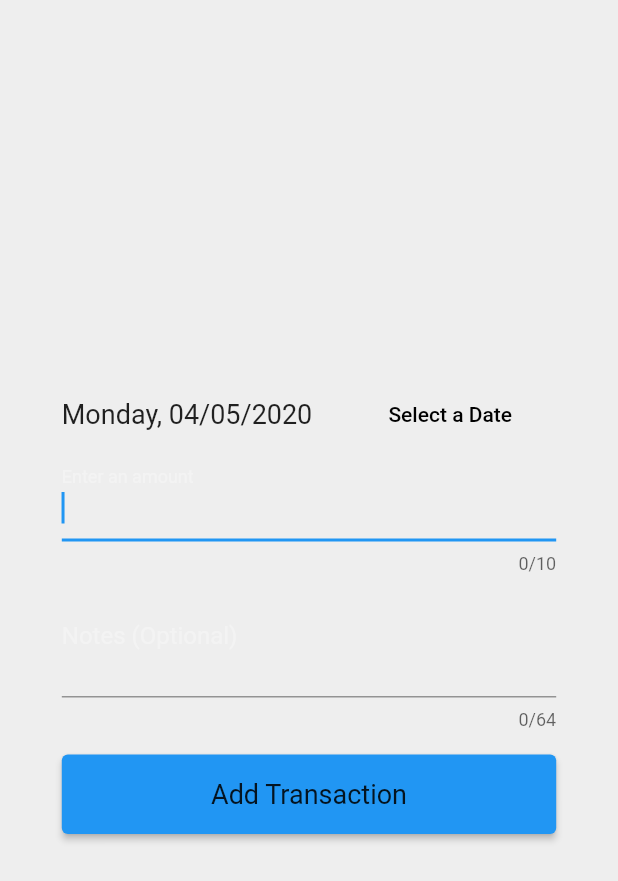
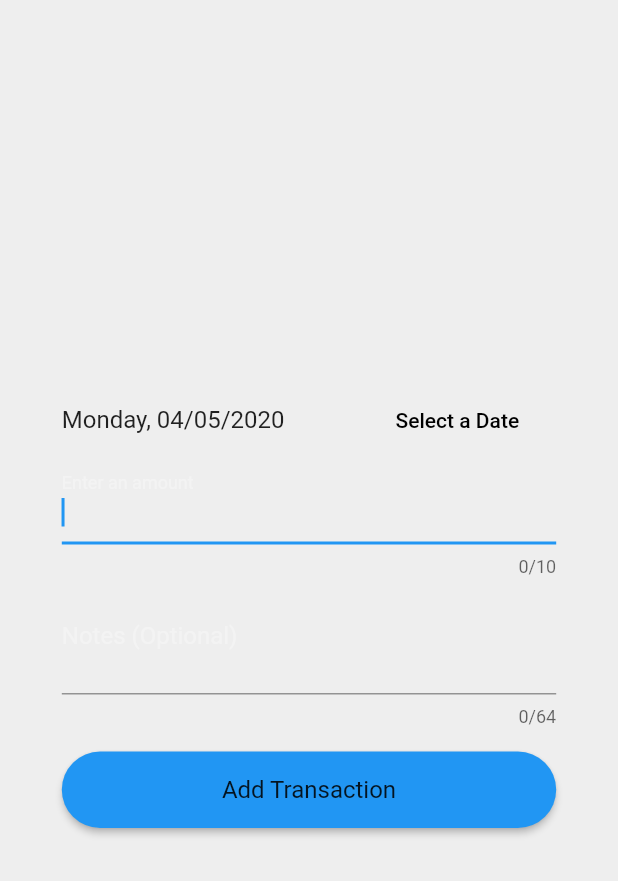
Before and after one commit to usavas/budgee, a Flutter app: the screen it shows after launch, after a tap on the "arrow forward" icon, after a tap on "Rent", on a phone screen of 412 x 824 dp. Shown: the top 881 px of the screen. Run offline on Flutter 3.47's test engine with Material 2 defaults, Android fonts, the phone set to English and light mode, and no system bars; our stand-ins replace auto_size_text, charts_flutter, pie_chart, shared_preferences, sqflite; missing offline and left inert: admob_flutter; accounts and stored records are empty; Roboto replaces fonts that are missing (OpenSans).

Commit message:
UI layout changes - cards - elevation - paddings - margins - more info in less  space

```diff
--- a/lib/UI/screens/account/account_home.dart
+++ b/lib/UI/screens/account/account_home.dart
@@ -26,26 +26,26 @@ class _AccountState extends State<Account> {
   Widget build(BuildContext context) {
     var _size = MediaQuery.of(context).size;
     var _paddingWidth = _size.width * 0.03;
-    var _paddingHeight = _size.width * 0.02;
+    var _paddingHeight = _size.width * 0.01;
 
     return Scaffold(
       body: Column(children: <Widget>[
         Expanded(
-          flex: 3,
+          flex: 5,
           child: Center(
             child: BannerAdvertisementView()
           ),
         ),
         Expanded(
-          flex: 2,
+          flex: 4,
           child: CurrentMonth(_paddingWidth, _paddingHeight),
         ),
         Expanded(
-          flex: 4,
+          flex: 7,
           child: MonthlyTotalStats(_size),
         ),
         Expanded(
-          flex: 10,
+          flex: 20,
           child: Container(
             // decoration: BoxDecoration(border: Border.all(color: Colors.blue)),
             // color: Theme.of(context).backgroundColor,
@@ -72,7 +72,8 @@ class TransactionTypesPage extends StatelessWidget {
   @override
   Widget build(BuildContext context) {
     var _size = MediaQuery.of(context).size;
-    double _spacingBtwTransactionTypes = _size.height <= 600 ? 0 : 8;
+    double _spacingBtwTransactionTypesX = _size.height <= 600 ? 4 : 4;
+    double _spacingBtwTransactionTypesY = _size.height <= 600 ? 0 : 4;
 
     List<TransactionTypeWidget> transactionTypesWidgets = new List();
     transactionTypes.forEach((type) => {
@@ -85,8 +86,8 @@ class TransactionTypesPage extends StatelessWidget {
         margin: EdgeInsets.only(
             left: _size.width * 0.03,
             right: _size.width * 0.03,
-            top: _size.width * 0.02,
-            bottom: _size.width * 0.02),
+            top: _size.width * 0.01,
+            bottom: _size.width * 0.01),
         child: Card(
           child: Align(
             alignment: Alignment.center,
@@ -94,8 +95,8 @@ class TransactionTypesPage extends StatelessWidget {
               padding: const EdgeInsets.all(12),
               child: Wrap(
                 direction: Axis.horizontal,
-                spacing: _spacingBtwTransactionTypes,
-                runSpacing: _spacingBtwTransactionTypes,
+                spacing: _spacingBtwTransactionTypesX,
+                runSpacing: _spacingBtwTransactionTypesY,
                 children: <Widget>[
                   ...transactionTypesWidgets,
                 ],
@@ -118,27 +119,27 @@ class TransactionTypeWidget extends StatelessWidget {
     const Color _color = Colors.black87;
 
     var _size = MediaQuery.of(context).size;
-    double _cardSize = _size.width * 0.20;
+    double _cardSize = _size.width * 0.21;
     double _fontSize;
-    double _iconSize = 24;
+    double _iconSize;
     double _paddingTopIcon;
 
-    if (_size.height <= 600) {
-      _paddingTopIcon = 6.0;
-    } else if (_size.height <= 1080) {
+    if (_size.height <= 300) {
+      _paddingTopIcon = 2.0;
+    } else if (_size.height <= 600) {
+      _paddingTopIcon = 4.0;
+    } else {
       _paddingTopIcon = 8.0;
-    } else {
-      _paddingTopIcon = 16.0;
     }
 
-    if (_size.width <= 400) {
+    if (_size.width <= 300) {
       _fontSize = 10;
       _iconSize = 20;
-    } else if (_size.width < 720) {
-      _fontSize = 12;
+    } else if (_size.width <= 600) {
+      _fontSize = 10;
       _iconSize = 24;
     } else {
-      _fontSize = 20;
+      _fontSize = 12;
       _iconSize = 32;
     }
 
@@ -150,10 +151,10 @@ class TransactionTypeWidget extends StatelessWidget {
           color: Color(transactionType.transactionTypeColor),
           elevation: 4,
           shape:
-              RoundedRectangleBorder(borderRadius: BorderRadius.circular(16)),
+              RoundedRectangleBorder(borderRadius: BorderRadius.circular(20)),
           child: InkWell(
             customBorder:
-                RoundedRectangleBorder(borderRadius: BorderRadius.circular(16)),
+                RoundedRectangleBorder(borderRadius: BorderRadius.circular(20)),
             onTap: () {
               Navigator.push(
                   context,
--- a/lib/UI/screens/account/add_transaction.dart
+++ b/lib/UI/screens/account/add_transaction.dart
@@ -75,16 +75,16 @@ class _AddTransactionState extends State<AddTransaction> {
                         mainAxisAlignment: MainAxisAlignment.spaceBetween,
                         children: <Widget>[
                           Expanded(
-                            flex: 4,
+                            flex: 3,
                             child: Text(
                               getOnlyDateString(selectedDate).toString(),
                               textAlign: TextAlign.start,
                             ),
                           ),
                           Expanded(
-                              flex: 3,
+                              flex: 2,
                               child: FlatButton(
-                                child: Text("Select a Date"),
+                                child: Center(child: Text("Select a Date")),
                                 onPressed: () => _selectDate(context),
                               )),
                         ],
--- a/lib/UI/screens/account/monthly_total_stats.dart
+++ b/lib/UI/screens/account/monthly_total_stats.dart
@@ -19,10 +19,11 @@ class _MonthlyTotalStatsState extends State<MonthlyTotalStats> {
   @override
   Widget build(BuildContext context) {
     var _paddingWidth = widget.size.width * 0.03;
-    var _paddingHeight = widget.size.width * 0.02;
+    var _paddingHeight = widget.size.width * 0.01;
 
     double _paddingBtwTexts = widget.size.height <= 600 ? 0 : 4;
-    double _paddingAroundContent = widget.size.height <= 600 ? 4 : 14;
+    double _paddingAroundContent = widget.size.height <= 500 ? 4 : 8;
+    double _paddingAroundLeftRight = widget.size.height <= 500 ? 8 : 16;
 
     CurrentMonthYearProvider monthYearProvider =
         Provider.of<CurrentMonthYearProvider>(context);
@@ -42,12 +43,12 @@ class _MonthlyTotalStatsState extends State<MonthlyTotalStats> {
             child: Container(
           padding: widget.size.height <= 600
               ? EdgeInsets.only(
-                  left: _paddingAroundContent,
-                  right: _paddingAroundContent,
+                  left: _paddingAroundLeftRight,
+                  right: _paddingAroundLeftRight,
                   top: _paddingAroundContent)
               : EdgeInsets.only(
-                  left: _paddingAroundContent,
-                  right: _paddingAroundContent,
+                  left: _paddingAroundLeftRight,
+                  right: _paddingAroundLeftRight,
                   top: _paddingAroundContent),
           alignment: Alignment.centerLeft,
           child: FutureBuilder<List<MonthlyTotalAmount>>(
@@ -110,7 +111,7 @@ class AccountBalanceInfoRow extends StatelessWidget {
   AccountBalanceInfoRow(this.text1, this.text2, this.color);
   @override
   Widget build(BuildContext context) {
-    final TextStyle _textStyleSm = Theme.of(context).textTheme.body1;
+    final TextStyle _textStyleSm = Theme.of(context).textTheme.body1.apply(fontSizeFactor: 1);
 
     return Row(
       mainAxisAlignment: MainAxisAlignment.spaceBetween,
--- a/lib/UI/screens/transactionhistory/transaction_history.dart
+++ b/lib/UI/screens/transactionhistory/transaction_history.dart
@@ -105,11 +105,11 @@ class TransactionInfoDtoTile extends StatelessWidget {
         Provider.of<TransactionHistoryProvider>(context, listen: false);
     return Card(
       // color: Color(transactionInfo.transactionTypeColor),
-      shape: RoundedRectangleBorder(borderRadius: BorderRadius.circular(10)),
-      elevation: 4,
-      margin: EdgeInsets.symmetric(horizontal: 16, vertical: 5),
+      shape: RoundedRectangleBorder(borderRadius: BorderRadius.circular(16)),
+      elevation: 2,
+      margin: EdgeInsets.symmetric(horizontal: 16, vertical: 4),
       child: Padding(
-          padding: const EdgeInsets.all(16),
+          padding: const EdgeInsets.symmetric(horizontal: 16, vertical: 6),
           child: Column(
             crossAxisAlignment: CrossAxisAlignment.start,
             children: <Widget>[
--- a/lib/UI/themes/dark_theme_styles.dart
+++ b/lib/UI/themes/dark_theme_styles.dart
@@ -29,7 +29,7 @@ class Styles {
       textTheme: TextTheme(
           body1: TextStyle(
               fontFamily: 'OpenSans',
-              fontSize: 18,
+              fontSize: 16,
               color: isDarkTheme ? Colors.white70 : Colors.black87),
           body2: TextStyle(
               fontFamily: 'OpenSans',
@@ -44,9 +44,11 @@ class Styles {
           ? ButtonThemeData(
               buttonColor: Color(0xffAF1A24),
               padding: EdgeInsets.all(16),
+              shape: RoundedRectangleBorder(borderRadius: BorderRadius.circular(30)),
               textTheme: ButtonTextTheme.primary)
           : ButtonThemeData(
               padding: EdgeInsets.all(16),
+              shape: RoundedRectangleBorder(borderRadius: BorderRadius.circular(30)),
               textTheme: ButtonTextTheme.primary
           ),
 
```
